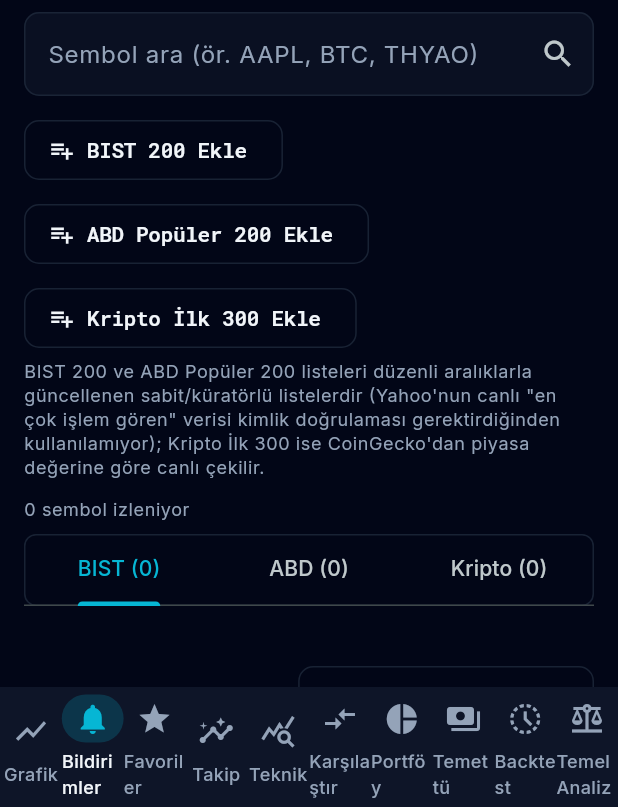
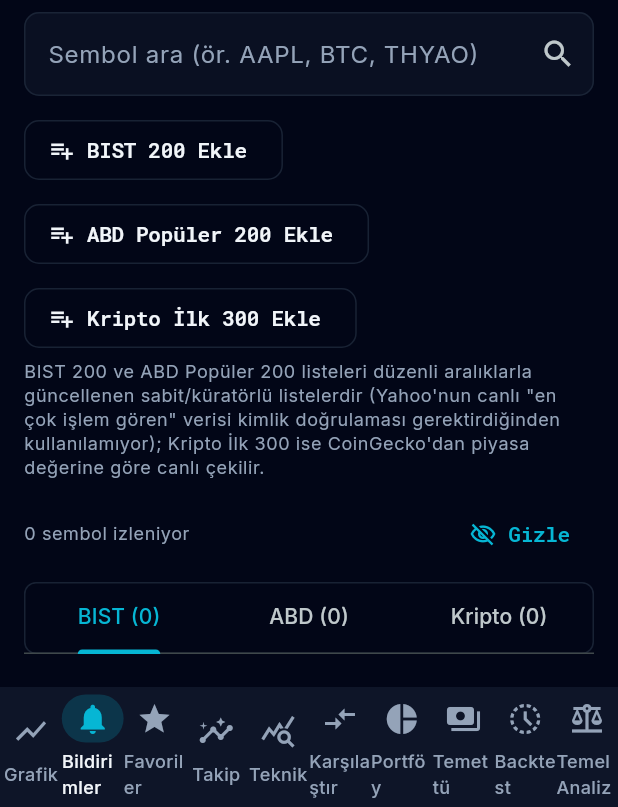
Before and after one commit to ercinnn/borsa, a Flutter app: the screen it shows once a user with an empty profile is signed in, item 2 of the bottom bar chosen, on a phone screen of 412 x 824 dp, the part 429-1236 px from its top. Run offline on Flutter 3.47's test engine with Material 3 defaults, Android fonts, the phone set to English and light mode, and no system bars; our stand-ins replace google_fonts, supabase_flutter; accounts and stored records are empty; network calls fail.

Commit message:
Bildirimler: izleme listesi rozetlerini gizle/göster butonu ekle
Preset'ler büyütüldükten sonra (BIST200+ABD200+Kripto300, tekrarlanan
Kripto ekle tıklamalarıyla toplam 700+ sembole çıkabiliyor) kategori
sekmesi + rozet listesi sayfayı kalabalıklaştırıyordu. "X sembol
izleniyor" satırının yanına bir gizle/göster butonu eklendi; sembol sayısı
her zaman görünür kalıyor, sadece sekme+rozet bölümü katlanıyor.

```diff
--- a/borsa_takip/lib/screens/notifications_screen.dart
+++ b/borsa_takip/lib/screens/notifications_screen.dart
@@ -37,6 +37,13 @@ class _NotificationsScreenState extends State<NotificationsScreen>
   bool _checking = false;
   String? _bulkAddingPreset;
   String? _error;
+
+  // Uzun izleme listelerinde (ör. 300+ kripto) kategori sekmesi + sembol
+  // rozetleri sayfayı kalabalıklaştırıyor; kullanıcı bu bölümü katlayıp
+  // sadece toplam sayıyı görebilsin diye açık/kapalı durumu — sembol
+  // sayısı bilgisi (`X sembol izleniyor`) her zaman görünür kalır, sadece
+  // kategori sekmesi + rozet listesi gizlenir/gösterilir.
+  bool _watchlistSymbolsVisible = true;
 
   late final TabController _categoryTabController;
   int _lastCategoryIndex = 0;
@@ -292,8 +299,25 @@ class _NotificationsScreenState extends State<NotificationsScreen>
             if (_loadingWatchlist)
               const Center(child: CircularProgressIndicator())
             else ...[
+              Row(
+                children: [
                   Text('${_watchlist.length} sembol izleniyor',
                       style: Theme.of(context).textTheme.bodySmall),
+                  const Spacer(),
+                  TextButton.icon(
+                    onPressed: () => setState(
+                        () => _watchlistSymbolsVisible = !_watchlistSymbolsVisible),
+                    icon: Icon(
+                      _watchlistSymbolsVisible
+                          ? Icons.visibility_off_outlined
+                          : Icons.visibility_outlined,
+                      size: 18,
+                    ),
+                    label: Text(_watchlistSymbolsVisible ? 'Gizle' : 'Göster'),
+                  ),
+                ],
+              ),
+              if (_watchlistSymbolsVisible) ...[
                 const SizedBox(height: 8),
                 DecoratedBox(
                   decoration: BoxDecoration(
@@ -325,6 +349,7 @@ class _NotificationsScreenState extends State<NotificationsScreen>
                       ),
                   ],
                 ),
+              ],
             ],
           ],
           const SizedBox(height: 24),
```
Lines whose indentation alone changed are shown as unchanged.
